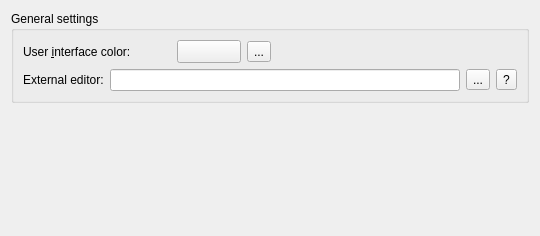
Before: the Qt Designer form src/plugins/coreplugin/generalsettings.ui in qt-creator/qt-creator, drawn with Qt 5.
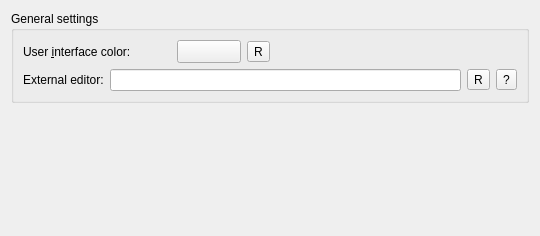
After: the same form once the commit is applied. Icons and pictures are not drawn. Custom widgets are drawn as their Qt base class.

Commit message: Change hidden label text from "..." to "R"

Diff of the .ui file:
```diff
--- a/src/plugins/coreplugin/generalsettings.ui
+++ b/src/plugins/coreplugin/generalsettings.ui
@@ -73,7 +73,7 @@
            <string>Reset to default</string>
           </property>
           <property name="text">
-           <string>...</string>
+           <string>R</string>
           </property>
           <property name="icon">
            <iconset resource="core.qrc">
@@ -114,7 +114,7 @@
            <string>Reset to default</string>
           </property>
           <property name="text">
-           <string>...</string>
+           <string>R</string>
           </property>
           <property name="icon">
            <iconset resource="core.qrc">
```
